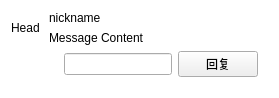
First picture: the form in notification/notificationcard.ui, repository iwxyi/CatlikeQQ, before the edit.
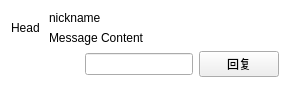
Second picture: the form after the edit. Custom widgets are drawn as their Qt base class.

Patch:
```diff
--- a/notification/notificationcard.ui
+++ b/notification/notificationcard.ui
@@ -6,8 +6,8 @@
    <rect>
     <x>0</x>
     <y>0</y>
-    <width>279</width>
-    <height>85</height>
+    <width>300</width>
+    <height>97</height>
    </rect>
   </property>
   <property name="windowTitle">
```
